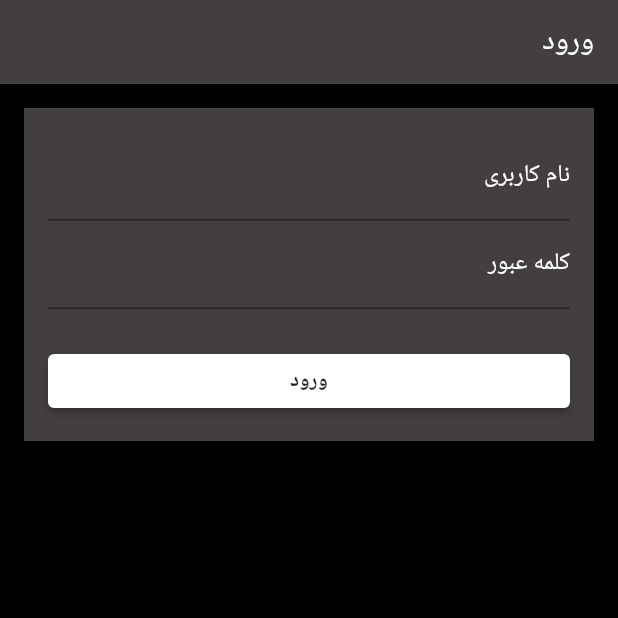
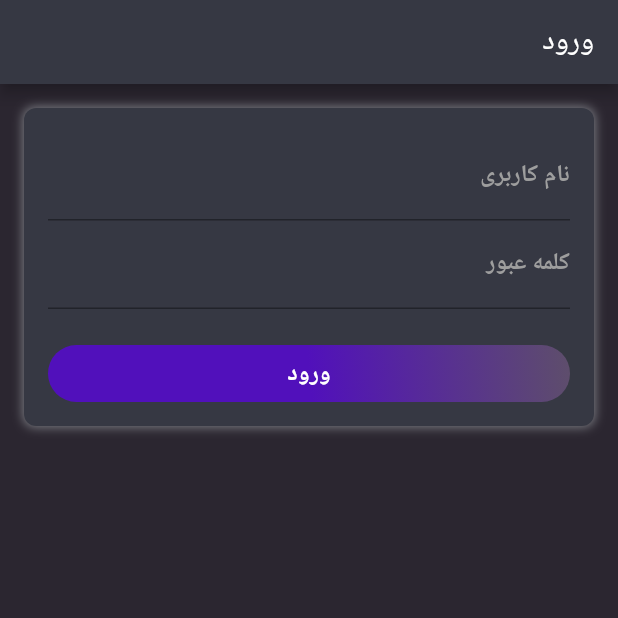
Before and after one commit to mahanpyk/ticketing, a Flutter app: the screen it shows after launch, on a phone screen of 412 x 824 dp, the top half of it. Run offline on Flutter 3.47's test engine with Material 2 defaults, Android fonts, the phone set to English and light mode, and no system bars; our stand-ins replace freezed_annotation, get, get_storage; missing offline and left inert: persian_datetime_picker; accounts and stored records are empty; generated files the repository leaves out were written again.

Commit message:
- change default background color in base_view.dart - change in for refresh ticket list home_controller.dart - improve show ticket list in home_page.dart - improve ui in login_page.dart - improve ui in new_ticket_page.dart - remove pageBackgroundColor in splash_page.dart

```diff
--- a/lib/app/base/base_view.dart
+++ b/lib/app/base/base_view.dart
@@ -1,6 +1,7 @@
 import 'package:flutter/material.dart';
 import 'package:flutter/services.dart';
 import 'package:get/get.dart';
+import 'package:ticketing_app/app/theme/app_colors.dart';
 
 abstract class BaseView extends GetView {
   BaseView({Key? key}) : super(key: key);
@@ -82,7 +83,7 @@ abstract class BaseView extends GetView {
   }
 
   Color pageBackgroundColor() {
-    return Colors.white;
+    return AppColors.background;
   }
 
   Color statusBarColor() {
--- a/lib/app/utils/dropdown_items_calculator.dart
+++ b/lib/app/utils/dropdown_items_calculator.dart
@@ -1,5 +1,5 @@
 int dropdownIntegerItems(String input) {
-  int result = 0;
+  int result;
   switch (input) {
     case "--انتخاب کنید--":
       result = 1;
@@ -23,14 +23,14 @@ int dropdownIntegerItems(String input) {
       result = 7;
       break;
     default:
-      result = 0;
+      result = 1;
       break;
   }
   return result;
 }
 
 String dropdownStringItems(int input) {
-  String result = '';
+  String result;
   switch (input) {
     case 1:
       result = "--انتخاب کنید--";
--- a/lib/presentation/login/pages/login_controller.dart
+++ b/lib/presentation/login/pages/login_controller.dart
@@ -14,8 +14,8 @@ class LoginController extends GetxController {
   bool onTapLogin = false;
 
   void onTapButton() async {
-    if (userNameController.text.length > 4 &&
-        passwordController.text.length > 4) {
+    if (userNameController.text.length > 3 &&
+        passwordController.text.length > 5) {
       final response = await _repository.login(
         userName: userNameController.text,
         password: passwordController.text,
@@ -24,30 +24,34 @@ class LoginController extends GetxController {
           success: (data) {
             if (data['message'] == 'Login Successful') {
               UserStoreService.to.saveUser(data['data']);
-              Get.offAndToNamed(Routes.MAIN);
+              Get.offAndToNamed(Routes.HOME);
             } else if (data['message'] == 'UserName is Empty') {
               Get.snackbar(
                 'خطا در ورود اطلاعات',
                 'نام کاربری وارد نشده است',
                 backgroundColor: Colors.grey,
+                snackPosition: SnackPosition.BOTTOM,
               );
             } else if (data['message'] == 'Password is Empty') {
               Get.snackbar(
                 'خطا در ورود اطلاعات',
                 'کلمه عبور وارد نشده است',
                 backgroundColor: Colors.grey,
+                snackPosition: SnackPosition.BOTTOM,
               );
             } else if (data['message'] == 'Login Failed') {
               Get.snackbar(
                 'ورود ناموفق',
                 'هیچ کاربری با اطلاعات وارد شده یافت نشد!',
                 backgroundColor: Colors.grey,
+                snackPosition: SnackPosition.BOTTOM,
               );
             } else {
               Get.snackbar(
                 'ورود ناموفق',
                 'مشکل در ارتباط با سرور',
                 backgroundColor: Colors.grey,
+                snackPosition: SnackPosition.BOTTOM,
               );
             }
           },
@@ -58,12 +62,14 @@ class LoginController extends GetxController {
     }
   }
 
-  validation(
-      {required String? text,
-      required String message,
-      required String toShort}) {
+  validation({
+    required String? text,
+    required String message,
+    required String toShort,
+    bool password = false,
+  }) {
     if (text == null || text.isEmpty) return message;
-    if (onTapLogin && text.length < 4) {
+    if ((onTapLogin || password) && text.length < (password ? 5 : 3)) {
       onTapLogin = false;
       return toShort;
     }
--- a/lib/presentation/login/pages/login_page.dart
+++ b/lib/presentation/login/pages/login_page.dart
@@ -1,6 +1,7 @@
 import 'package:flutter/material.dart';
 import 'package:get/get.dart';
 import 'package:ticketing_app/app/base/base_view.dart';
+import 'package:ticketing_app/app/theme/app_colors.dart';
 import 'package:ticketing_app/presentation/login/pages/login_controller.dart';
 
 class LoginPage extends BaseView {
@@ -13,9 +14,19 @@ class LoginPage extends BaseView {
     return Column(
       children: [
         Container(
-          color: const Color.fromRGBO(66, 63, 62, 100),
           padding: const EdgeInsets.all(16),
           margin: const EdgeInsets.all(16),
+          decoration: BoxDecoration(
+              borderRadius: BorderRadius.circular(8),
+              color: AppColors.surfaceDark,
+              boxShadow: const [
+                BoxShadow(
+                  color: Color(0xff7F8187),
+                  spreadRadius: 0.2,
+                  blurRadius: 5,
+                  offset: Offset(0, 0), // changes position of shadow
+                ),
+              ]),
           child: Column(
             children: [
               Form(
@@ -23,33 +34,38 @@ class LoginPage extends BaseView {
                 child: Column(
                   children: [
                     TextFormField(
+                      style: const TextStyle(color: Colors.white),
                       controller: _controller.userNameController,
                       decoration: const InputDecoration(
                         labelText: "نام کاربری",
-                        labelStyle: TextStyle(color: Colors.white),
+                        labelStyle: TextStyle(
+                          color: Colors.grey,
+                          fontWeight: FontWeight.bold,
+                        ),
                       ),
                       validator: (value) => _controller.validation(
                         text: value,
                         message: "لطفا نام کاربری خود را وارد کنید",
                             toShort: "نام کاربری وارد شده کوتاه است",
                           ),
-                      onChanged: (value) =>
-                          _controller.formKey.currentState?.validate(),
                     ),
                     TextFormField(
+                      style: const TextStyle(color: Colors.white),
                       controller: _controller.passwordController,
                       obscureText: true,
                       decoration: const InputDecoration(
                         labelText: "کلمه عبور",
-                        labelStyle: TextStyle(color: Colors.white),
+                        labelStyle: TextStyle(
+                          color: Colors.grey,
+                          fontWeight: FontWeight.bold,
+                        ),
                       ),
                       validator: (value) => _controller.validation(
                         text: value,
                         message: "لطفا کلمه عبور خود را وارد کنید",
                         toShort: "کلمه عبور وارد شده کوتاه است",
+                        password: true,
                       ),
-                      onChanged: (value) =>
-                          _controller.formKey.currentState?.validate(),
                     ),
                   ],
                 ),
@@ -60,18 +76,32 @@ class LoginPage extends BaseView {
               Row(
                 children: [
                   Expanded(
-                    child: ElevatedButton(
-                      onPressed: () => _controller.onTapButton(),
-                      child: const Text(
+                    child: InkWell(
+                      onTap: () => _controller.onTapButton(),
+                      child: Container(
+                        padding: const EdgeInsets.all(8),
+                        child: const Center(
+                          child: Text(
                             'ورود',
                             style: TextStyle(
-                          color: Colors.black87,
+                              fontSize: 16,
+                              color: Colors.white,
                               fontWeight: FontWeight.bold,
                             ),
                           ),
-                      style: ButtonStyle(
-                        backgroundColor:
-                            MaterialStateProperty.all<Color>(Colors.white),
+                        ),
+                        decoration: const BoxDecoration(
+                          borderRadius: BorderRadius.all(Radius.circular(32)),
+                          gradient: LinearGradient(
+                            begin: Alignment.topRight,
+                            stops: [0.0, 0.5],
+                            end: Alignment.bottomLeft,
+                            colors: [
+                              AppColors.buttonFirstColor,
+                              AppColors.buttonSecondColor,
+                            ],
+                          ),
+                        ),
                       ),
                     ),
                   ),
@@ -88,10 +118,7 @@ class LoginPage extends BaseView {
   PreferredSizeWidget? appBar(BuildContext context) {
     return AppBar(
       title: const Text("ورود", style: TextStyle(color: Colors.white)),
-      backgroundColor: const Color.fromRGBO(66, 63, 62, 100),
+      backgroundColor: AppColors.surfaceDark,
     );
   }
-
-  @override
-  Color pageBackgroundColor() => const Color.fromRGBO(0, 0, 0, 100);
 }
--- a/lib/presentation/splash/pages/splash/splash_page.dart
+++ b/lib/presentation/splash/pages/splash/splash_page.dart
@@ -42,8 +42,5 @@ class SplashPage extends BaseView {
   }
 
   @override
-  Color pageBackgroundColor() => const Color(0x00121212);
-
-  @override
   bool safeArea() => false;
 }
```
Also changed, not shown: lib/presentation/home/pages/home_controller.dart (+14 -2 lines), lib/presentation/home/pages/home_page.dart (+58 -9 lines), lib/presentation/new_ticket/pages/new_ticket_controller.dart (+12 -7 lines), lib/presentation/new_ticket/pages/new_ticket_page.dart (+6 -9 lines), lib/presentation/new_ticket/repository/new_ticket_repository.dart (+0 -31 lines). Lines whose indentation alone changed are shown as unchanged.
